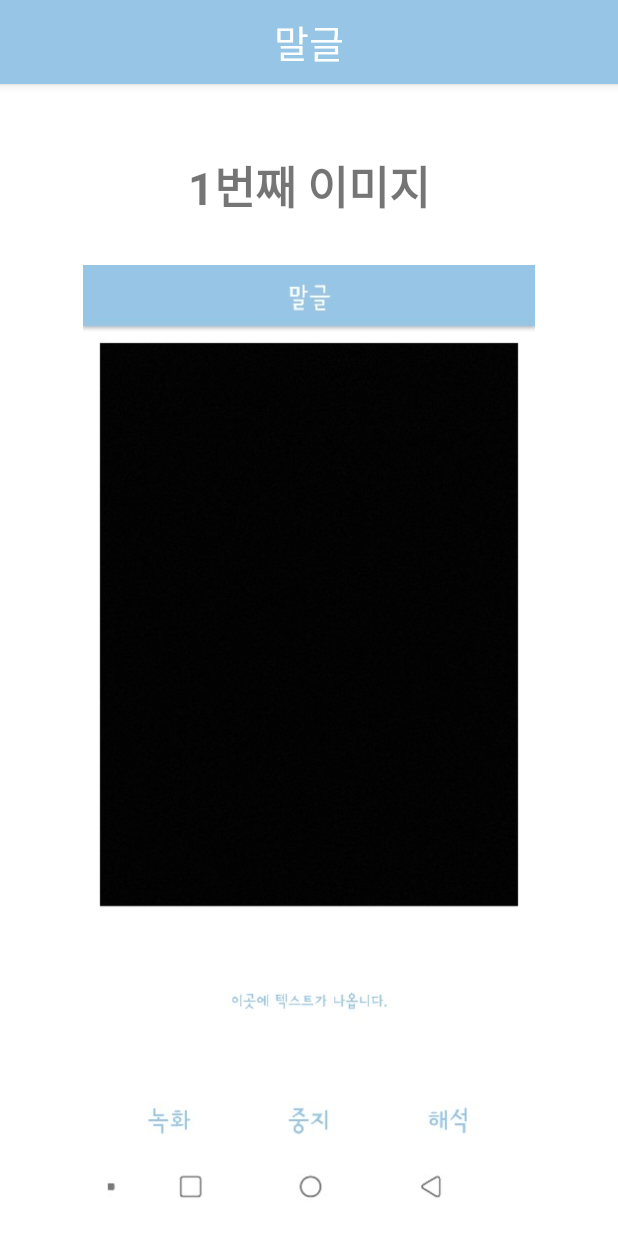
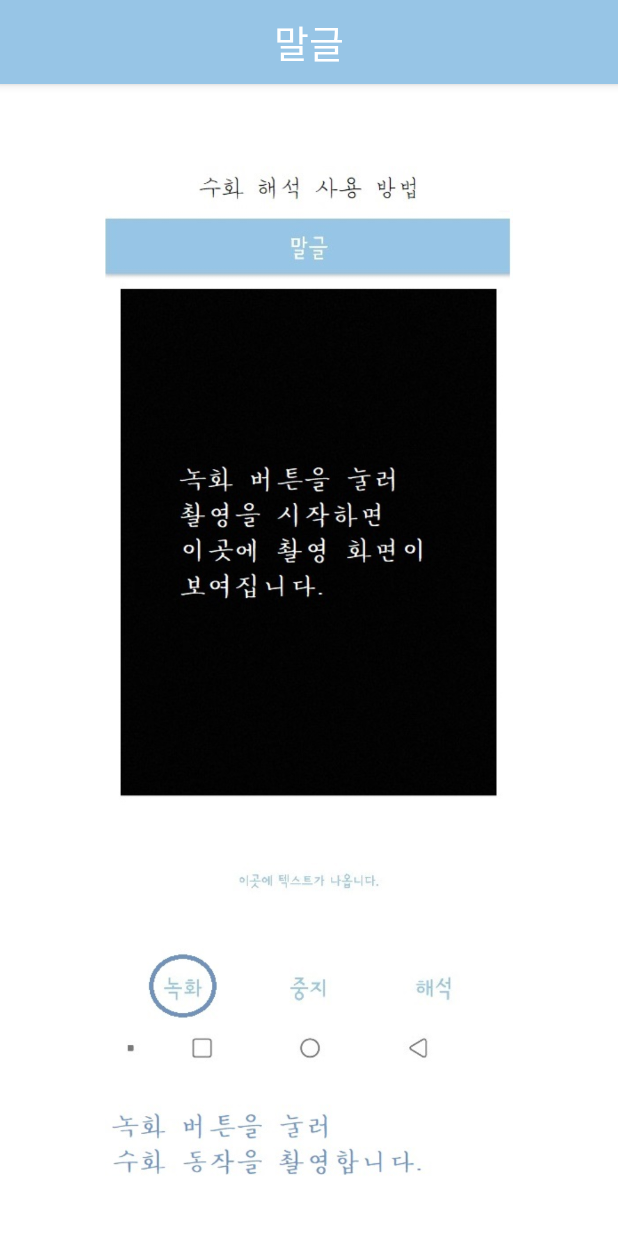
Before and after one commit to yelim1997/Awoollim, an Android app: the Explanation screen opened directly, with no data from a screen before it, on a phone screen of 412 x 824 dp. Run offline under Robolectric (Android 15) with nearby library versions, the phone set to English and light mode, and no system bars.

Commit message:
설명화면

```diff
--- a/app/src/main/java/com/example/awoollim/Adapter.java
+++ b/app/src/main/java/com/example/awoollim/Adapter.java
@@ -11,7 +11,7 @@
 
 public class Adapter extends PagerAdapter{
 
-    private int[] images = {R.drawable.ex1, R.drawable.ex2};
+    private int[] images = {R.drawable.ex1, R.drawable.ex2, R.drawable.ex3, R.drawable.ex4, R.drawable.ex5};
     private LayoutInflater inflater;
     private Context context;
 
@@ -33,12 +33,9 @@
         inflater = (LayoutInflater)context.getSystemService(Context.LAYOUT_INFLATER_SERVICE);
         View v = inflater.inflate(R.layout.slider,container,false);
         ImageView imageView = (ImageView)v.findViewById(R.id.fragImageView);
-        TextView textView = (TextView)v.findViewById(R.id.fragTextView);
 
         imageView.setImageResource(images[position]);
 
-        String text = (position+1)+"번째 이미지";
-        textView.setText(text);
         container.addView(v);
         return v;
     }
--- a/app/src/main/res/layout/slider.xml
+++ b/app/src/main/res/layout/slider.xml
@@ -9,15 +9,6 @@
     android:paddingTop="@dimen/activity_vertical_margin"
     android:background="@color/colorAccent">
 
-    <TextView
-        android:layout_width="match_parent"
-        android:layout_height="wrap_content"
-        android:text=""
-        android:id="@+id/fragTextView"
-        android:gravity="center"
-        android:textStyle="bold"
-        android:textSize="30sp"
-        android:layout_marginTop="30dp"/>
 
     <ImageView
         android:layout_width="match_parent"
--- a/build.gradle
+++ b/build.gradle
@@ -7,7 +7,7 @@
 
     }
     dependencies {
-        classpath 'com.android.tools.build:gradle:3.4.0'
+        classpath 'com.android.tools.build:gradle:3.2.1'
         classpath 'com.google.gms:google-services:4.0.1'
 
         // NOTE: Do not place your application dependencies here; they belong
```
Also changed, not shown: app/src/main/res/drawable-v24/ex1.jpg (added), app/src/main/res/drawable-v24/ex2.jpg (added), app/src/main/res/drawable-v24/ex3.jpg (added), app/src/main/res/drawable-v24/ex4.jpg (added), app/src/main/res/drawable-v24/ex5.jpg (added), app/src/main/res/drawable/ex1.jpg (deleted), app/src/main/res/drawable/ex2.jpg (deleted).
